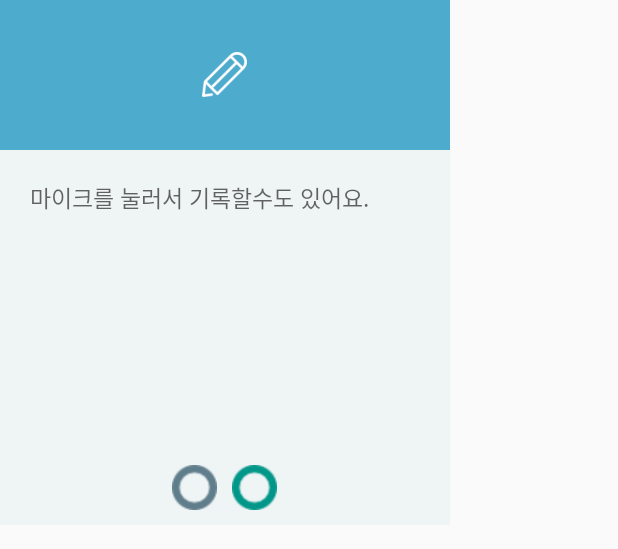
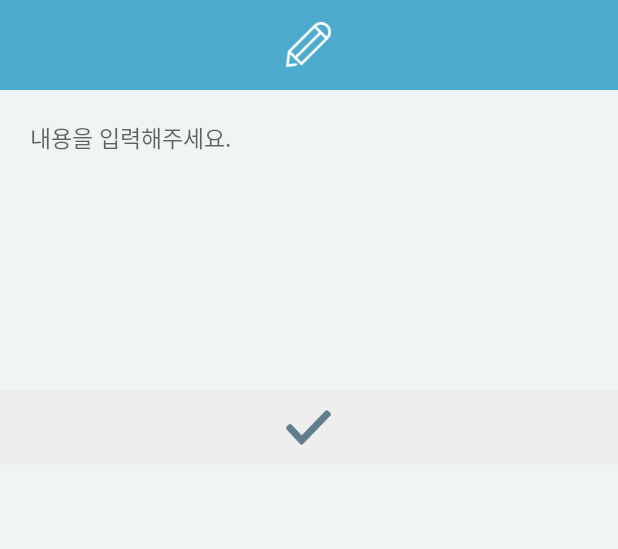
Before and after one commit to HanSeungBeom/PuzzlePiece, an Android app: the layout dialog_puzzle_add.xml on its own in the app's theme, with its tools: preview values and no code run, on a phone screen of 412 x 824 dp. Shown: the top 549 px of the screen. Run offline under Robolectric (Android 15) with nearby library versions, the phone set to English and light mode, and no system bars.

Commit message:
퍼즐 추가 화면/ 퍼즐 보는 화면 수정

```diff
--- a/app/src/main/res/layout/dialog_puzzle_add.xml
+++ b/app/src/main/res/layout/dialog_puzzle_add.xml
@@ -1,15 +1,15 @@
 <?xml version="1.0" encoding="utf-8"?>
 <LinearLayout xmlns:android="http://schemas.android.com/apk/res/android"
     xmlns:app="http://schemas.android.com/apk/res-auto"
-    android:layout_width="wrap_content"
-    android:layout_height="wrap_content"
+    android:layout_width="match_parent"
+    android:layout_height="match_parent"
     android:background="#EFF4F5"
     android:orientation="vertical"
   >
 
     <FrameLayout
-        android:layout_width="300dp"
-        android:layout_height="100dp"
+        android:layout_width="match_parent"
+        android:layout_height="60dp"
         android:background="#4dabcd">
         <ImageView
             android:layout_width="30dp"
@@ -31,11 +31,12 @@
             android:layout_width="match_parent"
             android:layout_height="match_parent">
             <EditText
+                android:id="@+id/dialog_edittext"
                 android:layout_width="match_parent"
                 android:layout_height="match_parent"
                 android:gravity="top"
                 android:background="@android:color/transparent"
-                android:hint="마이크를 눌러서 기록할수도 있어요."
+                android:hint="@string/dialog_add_hint"
                 android:textColor="#bc3e3e3e"
                 android:textSize="15sp"
        />
@@ -51,26 +52,20 @@
 
     </LinearLayout>
     <LinearLayout
-        android:layout_width="300dp"
+        android:layout_width="match_parent"
         android:layout_height="50dp"
         android:gravity="center"
+        android:background="@color/Grey200"
         >
         <ImageView
+            android:id="@+id/dialog_add"
             android:layout_width="30dp"
             android:layout_height="30dp"
             android:tint="@color/material_blue_grey"
-            android:src="@drawable/ic_record1"
+            android:src="@drawable/ic_check"
             android:layout_gravity="center"/>
-        <View
-            android:layout_width="10dp"
-            android:layout_height="match_parent"/>
 
-        <ImageView
-            android:layout_width="30dp"
-            android:layout_height="30dp"
-            android:tint="@color/material_teal"
-            android:src="@drawable/ic_record1"
-            android:layout_gravity="center"/>
+
     </LinearLayout>
 
 </LinearLayout>
--- a/app/src/main/res/values/colors.xml
+++ b/app/src/main/res/values/colors.xml
@@ -6,6 +6,7 @@
     <color name="Grey700">#616161</color>
     <color name="Grey500">#9e9e9e</color>
     <color name="Grey300">#e0e0e0</color>
+    <color name="Grey200">#EEEEEE</color>
     <color name="Grey100">#f5f5f5</color>
     <color name="Grey50">#fafafa</color>
     <color name="white">#ffffff</color>
--- a/app/src/main/res/values/strings.xml
+++ b/app/src/main/res/values/strings.xml
@@ -47,5 +47,6 @@
     <string name="no_puzzle_calling">표시할 퍼즐이 없습니다.</string>
     <string name="pref_calling_param_x">paramx</string>
     <string name="pref_calling_param_y">paramy</string>
+    <string name="dialog_add_hint">내용을 입력해주세요.</string>
 
 </resources>
```
Also changed, not shown: app/src/main/java/bumbums/puzzlepiece/ui/FriendDetailActivity.java (+77 -2 lines), app/src/main/java/bumbums/puzzlepiece/ui/adapter/PuzzleRecyclerViewAdpater.java (+7 -2 lines), app/src/main/java/bumbums/puzzlepiece/util/FriendDataDialog.java (added, +53 -0 lines), app/src/main/res/layout/dialog_puzzle_view.xml (added, +104 -0 lines), app/src/main/res/drawable/ic_check.png (added), app/src/main/res/drawable/ic_memo.png (added).
